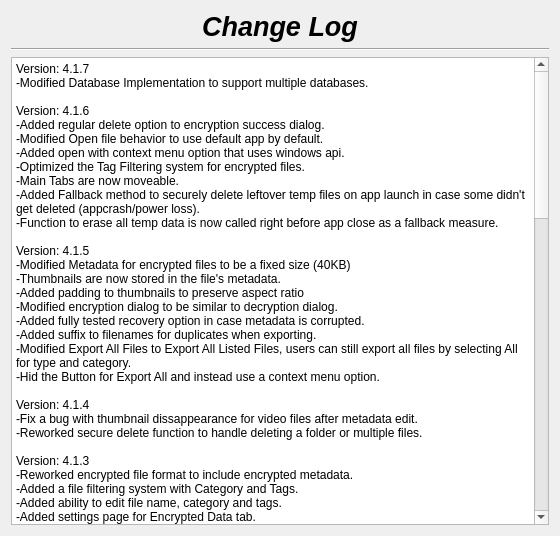
Above: changelog.ui from therealMaPMaKeR/MMDiary before the change. Below: the same form after it.
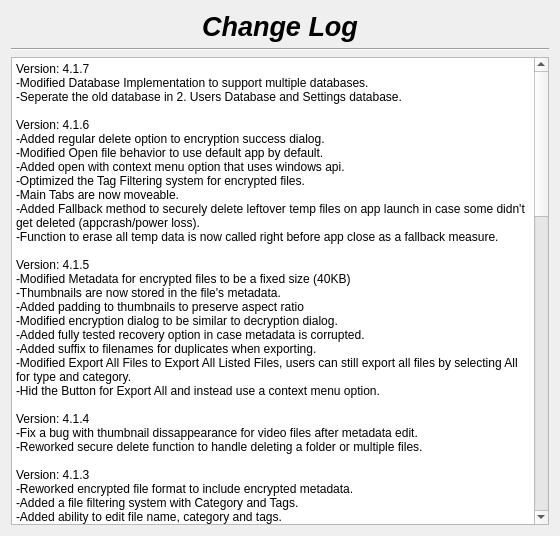
That is the form after the change.

Commit message: fixed bugs with new settings database

```diff
--- a/changelog.ui
+++ b/changelog.ui
@@ -55,7 +55,7 @@
 li.unchecked::marker { content: &quot;\2610&quot;; }
 li.checked::marker { content: &quot;\2612&quot;; }
 &lt;/style&gt;&lt;/head&gt;&lt;body style=&quot; font-family:'Segoe UI'; font-size:9pt; font-weight:400; font-style:normal;&quot;&gt;
-&lt;p style=&quot; margin-top:0px; margin-bottom:0px; margin-left:0px; margin-right:0px; -qt-block-indent:0; text-indent:0px;&quot;&gt;Version: 4.1.7&lt;br /&gt;-Modified Database Implementation to support multiple databases.&lt;/p&gt;
+&lt;p style=&quot; margin-top:0px; margin-bottom:0px; margin-left:0px; margin-right:0px; -qt-block-indent:0; text-indent:0px;&quot;&gt;Version: 4.1.7&lt;br /&gt;-Modified Database Implementation to support multiple databases.&lt;br /&gt;-Seperate the old database in 2. Users Database and Settings database.&lt;/p&gt;
 &lt;p style=&quot;-qt-paragraph-type:empty; margin-top:0px; margin-bottom:0px; margin-left:0px; margin-right:0px; -qt-block-indent:0; text-indent:0px;&quot;&gt;&lt;br /&gt;&lt;/p&gt;
 &lt;p style=&quot; margin-top:0px; margin-bottom:0px; margin-left:0px; margin-right:0px; -qt-block-indent:0; text-indent:0px;&quot;&gt;Version: 4.1.6&lt;br /&gt;-Added regular delete option to encryption success dialog.&lt;br /&gt;-Modified Open file behavior to use default app by default.&lt;br /&gt;-Added open with context menu option that uses windows api.&lt;/p&gt;
 &lt;p style=&quot; margin-top:0px; margin-bottom:0px; margin-left:0px; margin-right:0px; -qt-block-indent:0; text-indent:0px;&quot;&gt;-Optimized the Tag Filtering system for encrypted files.&lt;/p&gt;
```
The commit also changes 7 other files.
